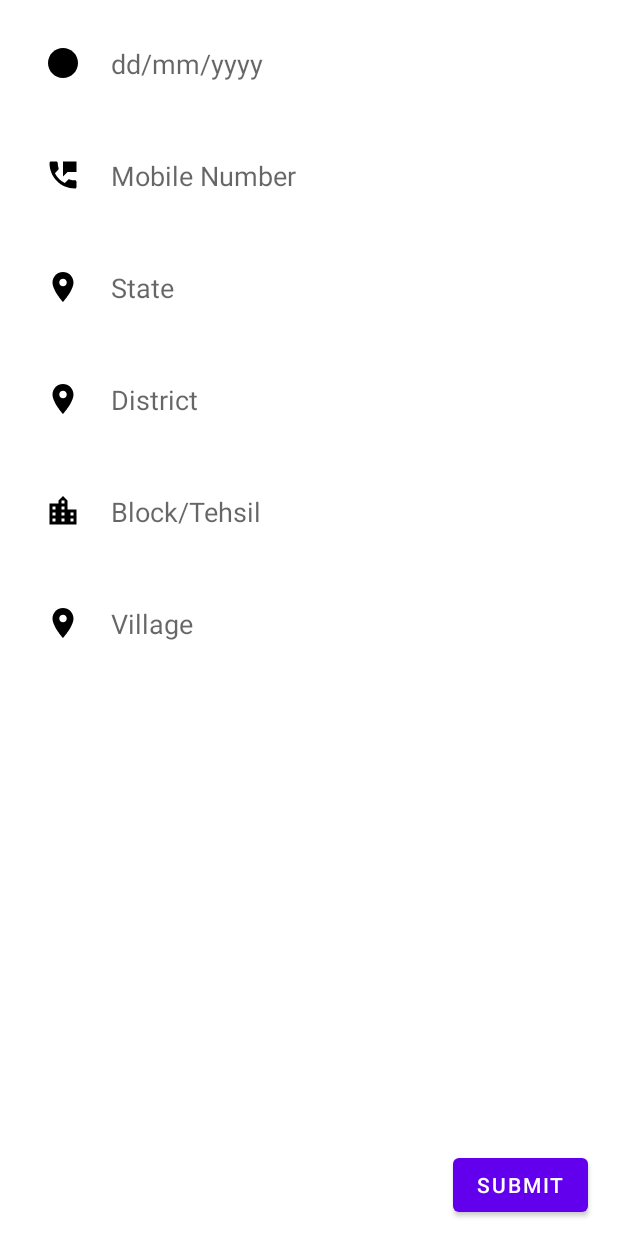
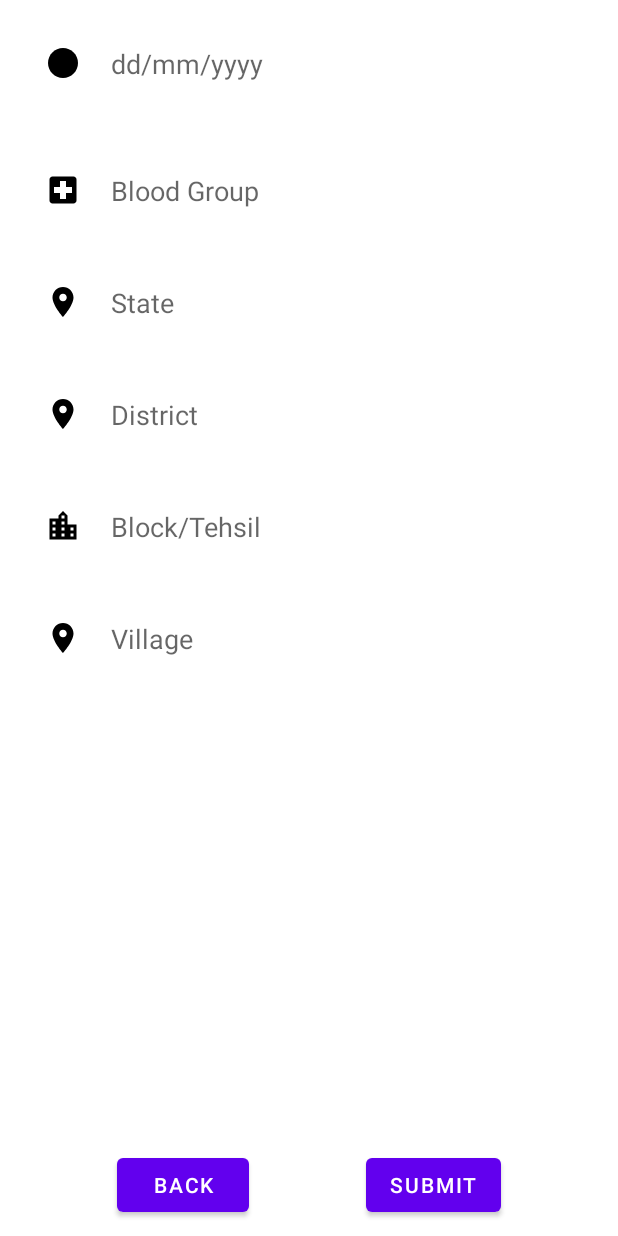
Before and after one commit to pt3002/Hemalkasa-App-Dev, an Android app: the layout patient__registration__page2.xml on its own in the app's theme, with its tools: preview values and no code run, on a phone screen of 412 x 824 dp. Run offline under Robolectric (Android 15) with nearby library versions, the phone set to English and light mode, and no system bars.

```diff
--- a/app/src/main/java/com/hemalkasa/hemalkasa/PatientDetails_Database.java
+++ b/app/src/main/java/com/hemalkasa/hemalkasa/PatientDetails_Database.java
@@ -6,7 +6,7 @@ import androidx.room.Database;
 import androidx.room.Room;
 import androidx.room.RoomDatabase;
 
-@Database(entities = {PatientDetails.class},version = 1)
+@Database(entities = {PatientDetails.class},version = 1 ,exportSchema = false)
 public abstract class PatientDetails_Database extends RoomDatabase{
 
     public abstract PatientDetails_DAO patientDetails_dao();
--- a/app/src/main/res/layout/patient__registration__page2.xml
+++ b/app/src/main/res/layout/patient__registration__page2.xml
@@ -16,22 +16,9 @@
         android:hint="dd/mm/yyyy"
         android:background="@drawable/custom_input"
         android:textColor="@color/white"
+        android:inputType="date"
         android:padding="20dp"
         android:drawableLeft="@drawable/circle"
-        android:drawablePadding="20dp"
-        android:layout_margin="10dp"/>
-    <EditText
-        android:layout_width="match_parent"
-        android:layout_height="wrap_content"
-        android:id="@+id/MobNo"
-        app:layout_constraintStart_toStartOf="parent"
-        app:layout_constraintEnd_toEndOf="parent"
-        app:layout_constraintTop_toBottomOf="@+id/DOB"
-        android:hint="Mobile Number"
-        android:background="@drawable/custom_input"
-        android:textColor="@color/white"
-        android:padding="20dp"
-        android:drawableLeft="@drawable/phone"
         android:drawablePadding="20dp"
         android:layout_margin="10dp"/>
 
@@ -39,10 +26,27 @@
     <EditText
         android:layout_width="match_parent"
         android:layout_height="wrap_content"
-        android:id="@+id/state"
+        android:id="@+id/BloodGroup"
         app:layout_constraintStart_toStartOf="parent"
         app:layout_constraintEnd_toEndOf="parent"
-        app:layout_constraintTop_toBottomOf="@+id/MobNo"
+        app:layout_constraintTop_toBottomOf="@+id/DOB"
+        android:hint="Blood Group"
+        android:background="@drawable/custom_input"
+        android:textColor="@color/white"
+        android:padding="20dp"
+        android:drawableLeft="@drawable/hospital"
+        android:drawablePadding="20dp"
+        android:layout_marginVertical="20dp"
+        android:layout_marginHorizontal="10dp"/>
+
+
+    <EditText
+        android:layout_width="match_parent"
+        android:layout_height="wrap_content"
+        android:id="@+id/State"
+        app:layout_constraintStart_toStartOf="parent"
+        app:layout_constraintEnd_toEndOf="parent"
+        app:layout_constraintTop_toBottomOf="@+id/BloodGroup"
         android:layout_margin="10dp"
         android:hint="State"
         android:background="@drawable/custom_input"
@@ -54,10 +58,10 @@
     <EditText
         android:layout_width="match_parent"
         android:layout_height="wrap_content"
-        android:id="@+id/district"
+        android:id="@+id/District"
         app:layout_constraintStart_toStartOf="parent"
         app:layout_constraintEnd_toEndOf="parent"
-        app:layout_constraintTop_toBottomOf="@+id/state"
+        app:layout_constraintTop_toBottomOf="@+id/State"
         android:layout_margin="10dp"
         android:layout_marginTop="50dp"
         android:hint="District"
@@ -73,7 +77,7 @@
         android:id="@+id/Block"
         app:layout_constraintStart_toStartOf="parent"
         app:layout_constraintEnd_toEndOf="parent"
-        app:layout_constraintTop_toBottomOf="@+id/district"
+        app:layout_constraintTop_toBottomOf="@+id/District"
         android:layout_margin="10dp"
         android:layout_marginTop="50dp"
         android:hint="Block/Tehsil"
@@ -86,7 +90,7 @@
     <EditText
         android:layout_width="match_parent"
         android:layout_height="wrap_content"
-        android:id="@+id/village"
+        android:id="@+id/Village"
         app:layout_constraintStart_toStartOf="parent"
         app:layout_constraintEnd_toEndOf="parent"
         app:layout_constraintTop_toBottomOf="@+id/Block"
@@ -101,15 +105,24 @@
 
 
     <Button
-        android:id="@+id/sumbit"
+        android:id="@+id/Back"
+        android:layout_width="wrap_content"
+        android:layout_height="wrap_content"
+        android:text="Back"
+        app:layout_constraintStart_toStartOf="parent"
+        app:layout_constraintBottom_toBottomOf="parent"
+        app:layout_constraintEnd_toStartOf="@id/Submit"
+        android:layout_marginBottom="10dp"/>
+
+    <Button
+        android:id="@+id/Submit"
         android:layout_width="wrap_content"
         android:layout_height="wrap_content"
         android:text="Submit"
         app:layout_constraintEnd_toEndOf="parent"
         app:layout_constraintBottom_toBottomOf="parent"
-        android:layout_marginBottom="10dp"
-        android:layout_marginEnd="20dp"/>
-
+        app:layout_constraintStart_toEndOf="@+id/Back"
+        android:layout_marginBottom="10dp"/>
 
 
 </androidx.constraintlayout.widget.ConstraintLayout>
```
Also changed, not shown: app/src/main/java/com/hemalkasa/hemalkasa/PatientDetails.java (+88 -88 lines), app/src/main/java/com/hemalkasa/hemalkasa/Patient_Registration_Page1.java (+50 -31 lines), app/src/main/java/com/hemalkasa/hemalkasa/Patient_Registration_Page2.java (+126 -41 lines), app/src/main/res/layout/patient__registration__page1.xml (+17 -16 lines).
